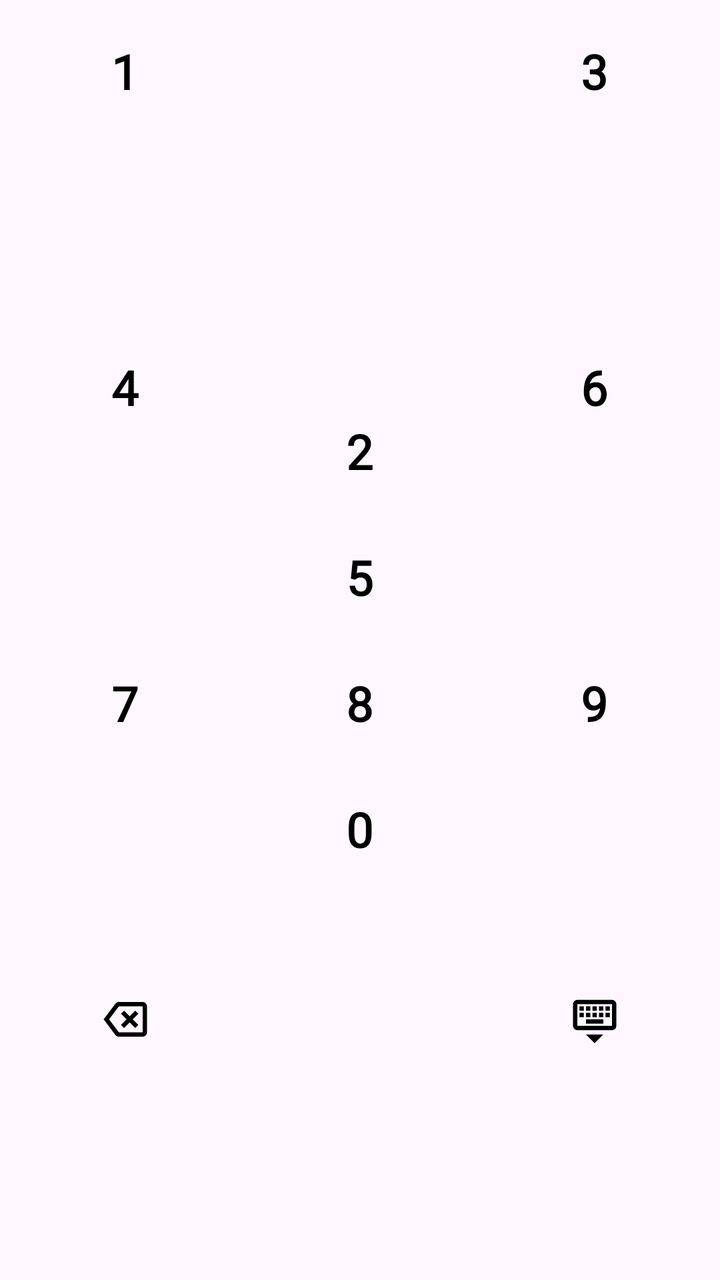
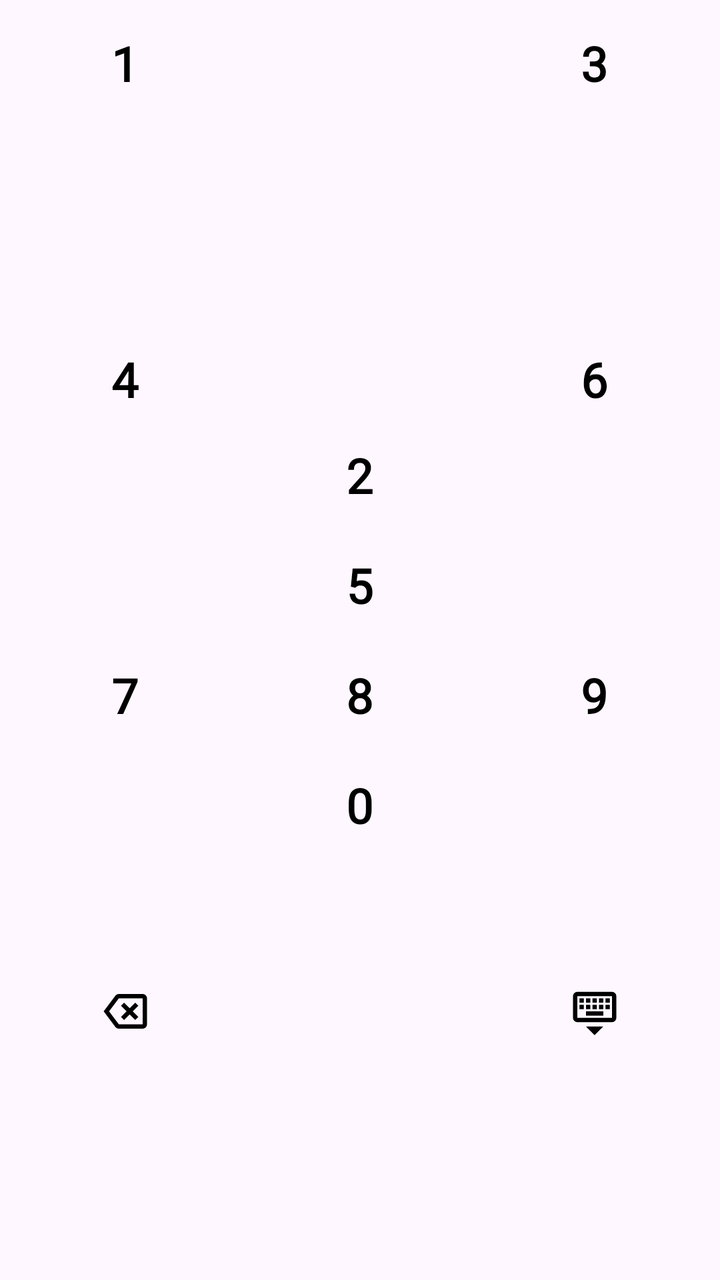

Two renders of the same Android screen: before a commit and after it. Below are the layout's source before the change and the commit's diff.
<!-- AndroidManifest.xml: application theme Theme.NewMyOffer -->
<!-- res/layout/keyboard_item.xml -->
<?xml version="1.0" encoding="utf-8"?>
<LinearLayout xmlns:android="http://schemas.android.com/apk/res/android"
    xmlns:app="http://schemas.android.com/apk/res-auto"
    android:layout_width="match_parent"
    android:layout_height="wrap_content"
    android:orientation="horizontal"
    android:gravity="center"
    android:weightSum="3"
    android:padding="4dp">

    
    <LinearLayout
        android:gravity="center"
        android:layout_width="0dp"
        android:layout_height="match_parent"
        android:layout_weight="1"
        android:orientation="vertical"
        android:weightSum="4">

        <FrameLayout
            android:layout_width="wrap_content"
            android:layout_height="0dp"
            android:layout_weight="1"
            android:padding="4dp">

            <Button
                android:id="@+id/btn1"
                style="@style/_keyboard"
                android:layout_width="@dimen/_55dp"
                android:layout_height="@dimen/_55dp"
                android:background="@drawable/keyboard_button_ripple_effect"
                android:text="1" />
        </FrameLayout>

        <FrameLayout
            android:layout_width="wrap_content"
            android:layout_height="0dp"
            android:layout_weight="1"
            android:padding="4dp">

            <Button
                android:id="@+id/btn4"
                style="@style/_keyboard"
                android:layout_width="@dimen/_55dp"
                android:layout_height="@dimen/_55dp"
                android:background="@drawable/keyboard_button_ripple_effect"
                android:text="4" />
        </FrameLayout>

        <FrameLayout
            android:layout_width="wrap_content"
            android:layout_height="0dp"
            android:layout_weight="1"
            android:padding="4dp">

            <Button
                android:id="@+id/btn7"
                style="@style/_keyboard"
                android:layout_width="@dimen/_55dp"
                android:layout_height="@dimen/_55dp"
                android:background="@drawable/keyboard_button_ripple_effect"
                android:text="7" />
        </FrameLayout>

        <FrameLayout
            android:layout_width="wrap_content"
            android:layout_height="0dp"
            android:layout_weight="1"
            android:padding="4dp">

            <ImageButton
                android:src="@drawable/backspace_24dp"
                android:id="@+id/btnDelete"
                style="@style/_keyboard"
                android:layout_width="@dimen/_55dp"
                android:layout_height="@dimen/_55dp"
                android:background="@drawable/keyboard_button_ripple_effect"
                android:text="⌫" />
        </FrameLayout>

    </LinearLayout>

    
    <LinearLayout
        android:gravity="center"
        android:layout_width="0dp"
        android:layout_height="wrap_content"
        android:layout_weight="1"
        android:orientation="vertical"
        android:weightSum="4">

        <FrameLayout
            android:layout_width="wrap_content"
            android:layout_height="0dp"
            android:layout_weight="1"
            android:padding="4dp">

            <Button
                android:id="@+id/btn2"
                style="@style/_keyboard"
                android:layout_width="@dimen/_55dp"
                android:layout_height="@dimen/_55dp"
                android:background="@drawable/keyboard_button_ripple_effect"
                android:text="2" />
        </FrameLayout>

        <FrameLayout
            android:layout_width="wrap_content"
            android:layout_height="0dp"
            android:layout_weight="1"
            android:padding="4dp">

            <Button
                android:id="@+id/btn5"
                style="@style/_keyboard"
                android:layout_width="@dimen/_55dp"
                android:layout_height="@dimen/_55dp"
                android:background="@drawable/keyboard_button_ripple_effect"
                android:text="5" />
        </FrameLayout>

        <FrameLayout
            android:layout_width="wrap_content"
            android:layout_height="0dp"
            android:layout_weight="1"
            android:padding="4dp">

            <Button
                android:id="@+id/btn8"
                style="@style/_keyboard"
                android:layout_width="@dimen/_55dp"
                android:layout_height="@dimen/_55dp"
                android:background="@drawable/keyboard_button_ripple_effect"
                android:text="8" />
        </FrameLayout>

        <FrameLayout
            android:layout_width="wrap_content"
            android:layout_height="0dp"
            android:layout_weight="1"
            android:padding="4dp">

            <Button
                android:id="@+id/btn0"
                style="@style/_keyboard"
                android:layout_width="@dimen/_55dp"
                android:layout_height="@dimen/_55dp"
                android:background="@drawable/keyboard_button_ripple_effect"
                android:text="0" />
        </FrameLayout>

    </LinearLayout>

    
    <LinearLayout
        android:gravity="center"
        android:layout_width="0dp"
        android:layout_height="match_parent"
        android:layout_weight="1"
        android:orientation="vertical"
        android:weightSum="4">

        <FrameLayout
            android:layout_width="wrap_content"
            android:layout_height="0dp"
            android:layout_weight="1"
            android:padding="4dp">

            <Button
                android:id="@+id/btn3"
                style="@style/_keyboard"
                android:layout_width="@dimen/_55dp"
                android:layout_height="@dimen/_55dp"
                android:background="@drawable/keyboard_button_ripple_effect"
                android:text="3" />
        </FrameLayout>

        <FrameLayout
            android:layout_width="wrap_content"
            android:layout_height="0dp"
            android:layout_weight="1"
            android:padding="4dp">

            <Button
                android:id="@+id/btn6"
                style="@style/_keyboard"
                android:layout_width="@dimen/_55dp"
                android:layout_height="@dimen/_55dp"
                android:background="@drawable/keyboard_button_ripple_effect"
                android:text="6" />
        </FrameLayout>

        <FrameLayout
            android:layout_width="wrap_content"
            android:layout_height="0dp"
            android:layout_weight="1"
            android:padding="4dp">

            <Button
                android:id="@+id/btn9"
                style="@style/_keyboard"
                android:layout_width="@dimen/_55dp"
                android:layout_height="@dimen/_55dp"
                android:background="@drawable/keyboard_button_ripple_effect"
                android:text="9" />
        </FrameLayout>

        <FrameLayout
            android:layout_width="wrap_content"
            android:layout_height="0dp"
            android:layout_weight="1"
            android:padding="4dp">

            <ImageButton
                android:id="@+id/btnSubmit"
                style="@style/_keyboard"
                android:layout_width="@dimen/_55dp"
                android:layout_height="@dimen/_55dp"
                android:src="@drawable/keyboard_hide_26dp"
                android:background="@drawable/keyboard_button_ripple_effect"
                android:text="✓"
                app:tint="@color/black" />


        </FrameLayout>

    </LinearLayout>

</LinearLayout>
<!-- resources referenced by this layout -->
<resources>
  <color name="black">#FF000000</color>
  <dimen name="_55dp">55.0dp</dimen>
  <!-- drawable backspace_24dp (drawable) -->
  <vector xmlns:android="http://schemas.android.com/apk/res/android"
      android:width="26dp"
      android:height="26dp"
      android:viewportWidth="960"
      android:viewportHeight="960">
    <path
        android:pathData="m456,640 l104,-104 104,104 56,-56 -104,-104 104,-104 -56,-56 -104,104 -104,-104 -56,56 104,104 -104,104 56,56ZM360,800q-19,0 -36,-8.5T296,768L80,480l216,-288q11,-15 28,-23.5t36,-8.5h440q33,0 56.5,23.5T880,240v480q0,33 -23.5,56.5T800,800L360,800ZM180,480l180,240h440v-480L360,240L180,480ZM580,480Z"
        android:fillColor="#000000"/>
  </vector>
  <!-- drawable keyboard_button_ripple_effect (drawable) -->
  <?xml version="1.0" encoding="utf-8"?>
  <ripple xmlns:android="http://schemas.android.com/apk/res/android"
      android:color="#80249728">
      <item android:id="@android:id/mask">
  
          <shape android:shape="oval">
              <solid android:color="?attr/colorControlHighlight" />
  
              <corners android:radius="@dimen/_50dp"/>
  
  
          </shape>
      </item>
  </ripple>
  <!-- drawable keyboard_hide_26dp (drawable) -->
  <vector xmlns:android="http://schemas.android.com/apk/res/android"
      android:width="26dp"
      android:height="26dp"
      android:viewportWidth="960"
      android:viewportHeight="960">
    <path
        android:pathData="M480,920 L320,760h320L480,920ZM160,680q-33,0 -56.5,-23.5T80,600v-400q0,-33 23.5,-56.5T160,120h640q33,0 56.5,23.5T880,200v400q0,33 -23.5,56.5T800,680L160,680ZM160,600h640v-400L160,200v400ZM320,560h320v-80L320,480v80ZM200,440h80v-80h-80v80ZM320,440h80v-80h-80v80ZM440,440h80v-80h-80v80ZM560,440h80v-80h-80v80ZM680,440h80v-80h-80v80ZM200,320h80v-80h-80v80ZM320,320h80v-80h-80v80ZM440,320h80v-80h-80v80ZM560,320h80v-80h-80v80ZM680,320h80v-80h-80v80ZM160,600v-400,400Z"
        android:fillColor="#000000"/>
  </vector>
  <style name="_keyboard">
          <item name="android:textSize">@dimen/_24sp</item>
          <item name="android:textStyle">bold</item>
          <item name="android:textColor">@android:color/black</item>
          <item name="android:minHeight">0dp</item>
          <item name="android:fontFamily">@font/bangla_bold</item>
          <item name="android:padding">@dimen/_0dp</item>
          <item name="android:minWidth">0dp</item>
      </style>
  <style name="Theme.NewMyOffer" parent="Base.Theme.NewMyOffer" />
  <dimen name="_50dp">50.0dp</dimen>
  <dimen name="_24sp">24.0sp</dimen>
  <dimen name="_0dp">0dp</dimen>
  <style name="Base.Theme.NewMyOffer" parent="Theme.Material3.DayNight.NoActionBar">
          
           <item name="colorPrimary">@color/primary</item>
           <item name="colorSecondary">@color/primary</item>
      </style>
  <color name="primary">#249728</color>
</resources>

<!-- the commit's change to res/layout/keyboard_item.xml (unified diff, before → after) -->
@@ -20,12 +20,12 @@
         <FrameLayout
             android:layout_width="wrap_content"
             android:layout_height="0dp"
-            android:layout_weight="1"
-            android:padding="4dp">
+            android:layout_weight="1">
 
             <Button
                 android:id="@+id/btn1"
                 style="@style/_keyboard"
+                android:padding="@dimen/_3dp"
                 android:layout_width="@dimen/_55dp"
                 android:layout_height="@dimen/_55dp"
                 android:background="@drawable/keyboard_button_ripple_effect"
@@ -35,11 +35,11 @@
         <FrameLayout
             android:layout_width="wrap_content"
             android:layout_height="0dp"
-            android:layout_weight="1"
-            android:padding="4dp">
+            android:layout_weight="1">
 
             <Button
                 android:id="@+id/btn4"
+                android:padding="@dimen/_3dp"
                 style="@style/_keyboard"
                 android:layout_width="@dimen/_55dp"
                 android:layout_height="@dimen/_55dp"
@@ -50,11 +50,11 @@
         <FrameLayout
             android:layout_width="wrap_content"
             android:layout_height="0dp"
-            android:layout_weight="1"
-            android:padding="4dp">
+            android:layout_weight="1">
 
             <Button
                 android:id="@+id/btn7"
+                android:padding="@dimen/_3dp"
                 style="@style/_keyboard"
                 android:layout_width="@dimen/_55dp"
                 android:layout_height="@dimen/_55dp"
@@ -65,10 +65,10 @@
         <FrameLayout
             android:layout_width="wrap_content"
             android:layout_height="0dp"
-            android:layout_weight="1"
-            android:padding="4dp">
+            android:layout_weight="1">
 
             <ImageButton
+                android:padding="@dimen/_3dp"
                 android:src="@drawable/backspace_24dp"
                 android:id="@+id/btnDelete"
                 style="@style/_keyboard"
@@ -92,14 +92,14 @@
         <FrameLayout
             android:layout_width="wrap_content"
             android:layout_height="0dp"
-            android:layout_weight="1"
-            android:padding="4dp">
+            android:layout_weight="1">
 
             <Button
                 android:id="@+id/btn2"
                 style="@style/_keyboard"
                 android:layout_width="@dimen/_55dp"
                 android:layout_height="@dimen/_55dp"
+                android:padding="@dimen/_3dp"
                 android:background="@drawable/keyboard_button_ripple_effect"
                 android:text="2" />
         </FrameLayout>
@@ -107,12 +107,12 @@
         <FrameLayout
             android:layout_width="wrap_content"
             android:layout_height="0dp"
-            android:layout_weight="1"
-            android:padding="4dp">
+            android:layout_weight="1">
 
             <Button
                 android:id="@+id/btn5"
                 style="@style/_keyboard"
+                android:padding="@dimen/_3dp"
                 android:layout_width="@dimen/_55dp"
                 android:layout_height="@dimen/_55dp"
                 android:background="@drawable/keyboard_button_ripple_effect"
@@ -122,11 +122,11 @@
         <FrameLayout
             android:layout_width="wrap_content"
             android:layout_height="0dp"
-            android:layout_weight="1"
-            android:padding="4dp">
+            android:layout_weight="1">
 
             <Button
                 android:id="@+id/btn8"
+                android:padding="@dimen/_3dp"
                 style="@style/_keyboard"
                 android:layout_width="@dimen/_55dp"
                 android:layout_height="@dimen/_55dp"
@@ -137,12 +137,12 @@
         <FrameLayout
             android:layout_width="wrap_content"
             android:layout_height="0dp"
-            android:layout_weight="1"
-            android:padding="4dp">
+            android:layout_weight="1">
 
             <Button
                 android:id="@+id/btn0"
                 style="@style/_keyboard"
+                android:padding="@dimen/_3dp"
                 android:layout_width="@dimen/_55dp"
                 android:layout_height="@dimen/_55dp"
                 android:background="@drawable/keyboard_button_ripple_effect"
@@ -163,12 +163,12 @@
         <FrameLayout
             android:layout_width="wrap_content"
             android:layout_height="0dp"
-            android:layout_weight="1"
-            android:padding="4dp">
+            android:layout_weight="1">
 
             <Button
                 android:id="@+id/btn3"
                 style="@style/_keyboard"
+                android:padding="@dimen/_3dp"
                 android:layout_width="@dimen/_55dp"
                 android:layout_height="@dimen/_55dp"
                 android:background="@drawable/keyboard_button_ripple_effect"
@@ -178,14 +178,14 @@
         <FrameLayout
             android:layout_width="wrap_content"
             android:layout_height="0dp"
-            android:layout_weight="1"
-            android:padding="4dp">
+            android:layout_weight="1">
 
             <Button
                 android:id="@+id/btn6"
                 style="@style/_keyboard"
                 android:layout_width="@dimen/_55dp"
                 android:layout_height="@dimen/_55dp"
+                android:padding="@dimen/_3dp"
                 android:background="@drawable/keyboard_button_ripple_effect"
                 android:text="6" />
         </FrameLayout>
@@ -193,12 +193,12 @@
         <FrameLayout
             android:layout_width="wrap_content"
             android:layout_height="0dp"
-            android:layout_weight="1"
-            android:padding="4dp">
+            android:layout_weight="1">
 
             <Button
                 android:id="@+id/btn9"
                 style="@style/_keyboard"
+                android:padding="@dimen/_3dp"
                 android:layout_width="@dimen/_55dp"
                 android:layout_height="@dimen/_55dp"
                 android:background="@drawable/keyboard_button_ripple_effect"
@@ -208,14 +208,14 @@
         <FrameLayout
             android:layout_width="wrap_content"
             android:layout_height="0dp"
-            android:layout_weight="1"
-            android:padding="4dp">
+            android:layout_weight="1">
 
             <ImageButton
                 android:id="@+id/btnSubmit"
                 style="@style/_keyboard"
                 android:layout_width="@dimen/_55dp"
                 android:layout_height="@dimen/_55dp"
+                android:padding="@dimen/_3dp"
                 android:src="@drawable/keyboard_hide_26dp"
                 android:background="@drawable/keyboard_button_ripple_effect"
                 android:text="✓"
<!-- resource entries referenced after the edit -->
@@ -1,6 +1,7 @@
 <!-- resources referenced by this layout -->
 <resources>
   <color name="black">#FF000000</color>
+  <dimen name="_3dp">3.0dp</dimen>
   <dimen name="_55dp">55.0dp</dimen>
   <!-- drawable backspace_24dp (drawable) -->
   <vector xmlns:android="http://schemas.android.com/apk/res/android"
